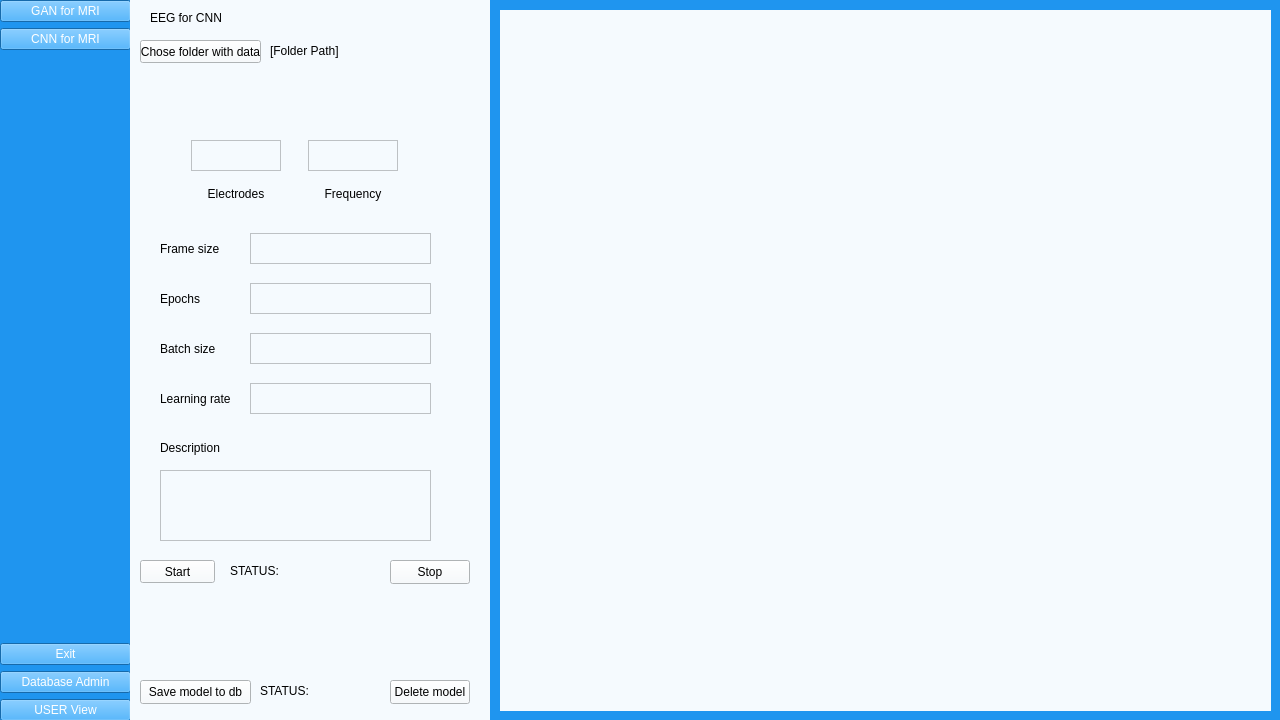
Qt form UI/aUI_projekt_EEG.ui (matimusial/ADHDPredictorApp) before a commit.
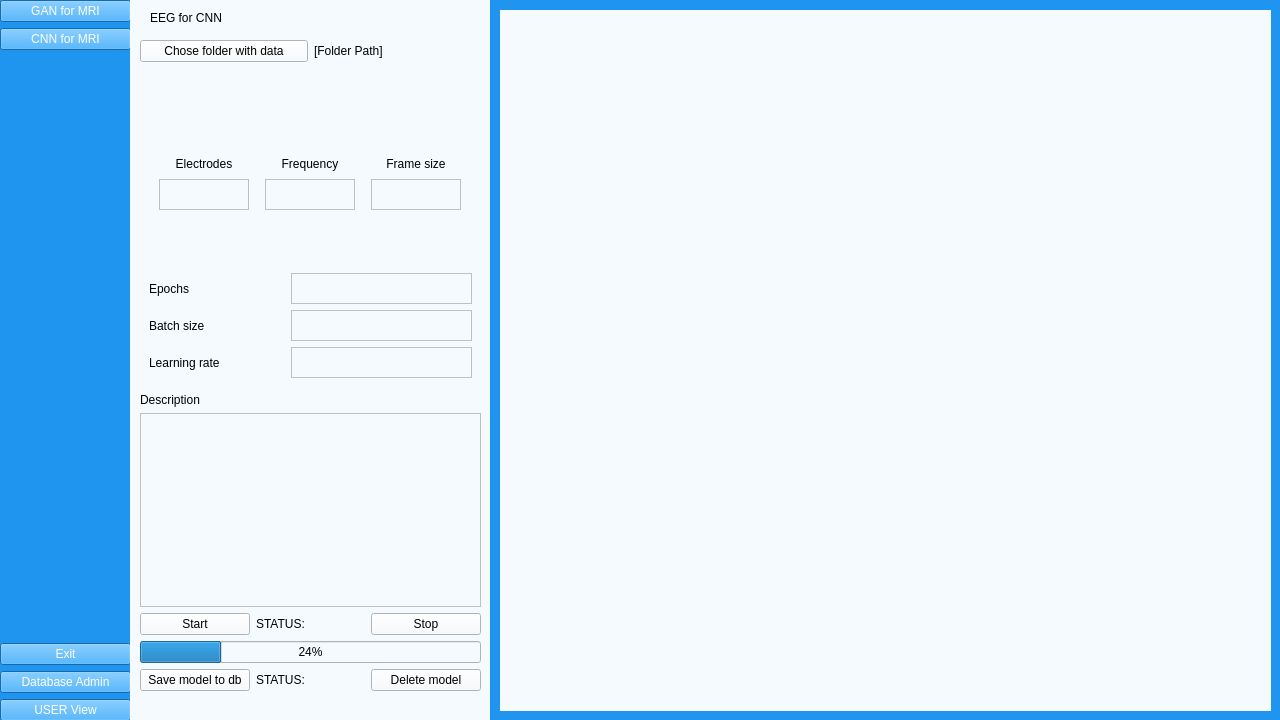
The same form after that commit. Icons and pictures are not drawn.

What changed in the file:
```diff
--- a/UI/aUI_projekt_EEG.ui
+++ b/UI/aUI_projekt_EEG.ui
@@ -154,58 +154,197 @@
       </property>
      </widget>
     </widget>
-    <widget class="QPushButton" name="startButton">
+    <widget class="QLabel" name="window_name">
+     <property name="geometry">
+      <rect>
+       <x>20</x>
+       <y>10</y>
+       <width>271</width>
+       <height>16</height>
+      </rect>
+     </property>
+     <property name="text">
+      <string>EEG for CNN</string>
+     </property>
+     <property name="scaledContents">
+      <bool>false</bool>
+     </property>
+    </widget>
+    <widget class="QLabel" name="more_info_dump">
+     <property name="geometry">
+      <rect>
+       <x>20</x>
+       <y>590</y>
+       <width>321</width>
+       <height>71</height>
+      </rect>
+     </property>
+     <property name="text">
+      <string/>
+     </property>
+     <property name="alignment">
+      <set>Qt::AlignLeading|Qt::AlignLeft|Qt::AlignTop</set>
+     </property>
+    </widget>
+    <widget class="QWidget" name="">
      <property name="geometry">
       <rect>
        <x>10</x>
-       <y>560</y>
-       <width>75</width>
-       <height>23</height>
+       <y>40</y>
+       <width>341</width>
+       <height>651</height>
       </rect>
      </property>
+     <layout class="QVBoxLayout" name="verticalLayout_7">
+      <item>
+       <layout class="QHBoxLayout" name="horizontalLayout_7">
+        <item>
+         <widget class="QPushButton" name="folder_explore">
      <property name="text">
-      <string>Start</string>
-     </property>
-    </widget>
+           <string>Chose folder with data</string>
+          </property>
+         </widget>
+        </item>
+        <item>
+         <widget class="QLabel" name="path_label">
+          <property name="text">
+           <string>[Folder Path]</string>
+          </property>
+         </widget>
+        </item>
+       </layout>
+      </item>
+      <item>
+       <widget class="QLabel" name="info_dump">
+        <property name="text">
+         <string/>
+        </property>
+       </widget>
+      </item>
+      <item>
+       <layout class="QVBoxLayout" name="verticalLayout_6">
+        <item>
     <widget class="QWidget" name="widget_2" native="true">
-     <property name="geometry">
-      <rect>
-       <x>30</x>
-       <y>220</y>
-       <width>271</width>
-       <height>211</height>
-      </rect>
-     </property>
      <layout class="QVBoxLayout" name="verticalLayout_4">
+           <item>
+            <spacer name="verticalSpacer_2">
+             <property name="orientation">
+              <enum>Qt::Vertical</enum>
+             </property>
+             <property name="sizeHint" stdset="0">
+              <size>
+               <width>20</width>
+               <height>40</height>
+              </size>
+             </property>
+            </spacer>
+           </item>
       <item>
        <layout class="QHBoxLayout" name="horizontalLayout_4">
         <item>
+              <layout class="QGridLayout" name="gridLayout_3">
+               <item row="0" column="0">
+                <widget class="QLabel" name="electrodes">
+                 <property name="text">
+                  <string>Electrodes</string>
+                 </property>
+                 <property name="alignment">
+                  <set>Qt::AlignCenter</set>
+                 </property>
+                </widget>
+               </item>
+               <item row="1" column="0">
+                <widget class="QTextEdit" name="textEdit_electrodes">
+                 <property name="minimumSize">
+                  <size>
+                   <width>90</width>
+                   <height>31</height>
+                  </size>
+                 </property>
+                 <property name="maximumSize">
+                  <size>
+                   <width>90</width>
+                   <height>31</height>
+                  </size>
+                 </property>
+                </widget>
+               </item>
+              </layout>
+             </item>
+             <item>
+              <layout class="QGridLayout" name="gridLayout">
+               <item row="0" column="0">
+                <widget class="QLabel" name="frequency">
+                 <property name="text">
+                  <string>Frequency</string>
+                 </property>
+                 <property name="alignment">
+                  <set>Qt::AlignCenter</set>
+                 </property>
+                </widget>
+               </item>
+               <item row="1" column="0">
+                <widget class="QTextEdit" name="textEdit_frequency">
+                 <property name="minimumSize">
+                  <size>
+                   <width>90</width>
+                   <height>31</height>
+                  </size>
+                 </property>
+                 <property name="maximumSize">
+                  <size>
+                   <width>90</width>
+                   <height>31</height>
+                  </size>
+                 </property>
+                </widget>
+               </item>
+              </layout>
+             </item>
+             <item>
+              <layout class="QGridLayout" name="gridLayout_2">
+               <item row="0" column="0">
          <widget class="QLabel" name="frame_size">
           <property name="text">
            <string>Frame size</string>
           </property>
           <property name="alignment">
-           <set>Qt::AlignLeading|Qt::AlignLeft|Qt::AlignVCenter</set>
+                  <set>Qt::AlignCenter</set>
           </property>
          </widget>
         </item>
-        <item>
+               <item row="1" column="0">
          <widget class="QTextEdit" name="textEdit_frame_size">
           <property name="minimumSize">
            <size>
-            <width>181</width>
+                   <width>90</width>
             <height>31</height>
            </size>
           </property>
           <property name="maximumSize">
            <size>
-            <width>181</width>
+                   <width>90</width>
             <height>31</height>
            </size>
           </property>
          </widget>
         </item>
        </layout>
+             </item>
+            </layout>
+           </item>
+           <item>
+            <spacer name="verticalSpacer_3">
+             <property name="orientation">
+              <enum>Qt::Vertical</enum>
+             </property>
+             <property name="sizeHint" stdset="0">
+              <size>
+               <width>20</width>
+               <height>40</height>
+              </size>
+             </property>
+            </spacer>
       </item>
       <item>
        <layout class="QHBoxLayout" name="horizontalLayout">
@@ -290,228 +429,85 @@
       </item>
      </layout>
     </widget>
-    <widget class="QPushButton" name="folder_explore">
-     <property name="geometry">
-      <rect>
-       <x>10</x>
-       <y>40</y>
-       <width>121</width>
-       <height>23</height>
-      </rect>
-     </property>
-     <property name="text">
-      <string>Chose folder with data</string>
-     </property>
-    </widget>
-    <widget class="QLabel" name="path_label">
-     <property name="geometry">
-      <rect>
-       <x>140</x>
-       <y>40</y>
-       <width>211</width>
-       <height>21</height>
-      </rect>
-     </property>
-     <property name="text">
-      <string>[Folder Path]</string>
-     </property>
-    </widget>
-    <widget class="QWidget" name="gridLayoutWidget">
-     <property name="geometry">
-      <rect>
-       <x>40</x>
-       <y>140</y>
-       <width>251</width>
-       <height>71</height>
-      </rect>
-     </property>
-     <layout class="QGridLayout" name="gridLayout">
-      <item row="1" column="0">
-       <widget class="QLabel" name="electrodes">
-        <property name="text">
-         <string>Electrodes</string>
-        </property>
-        <property name="alignment">
-         <set>Qt::AlignCenter</set>
-        </property>
-       </widget>
-      </item>
-      <item row="0" column="0">
-       <widget class="QTextEdit" name="textEdit_electrodes">
-        <property name="minimumSize">
-         <size>
-          <width>90</width>
-          <height>31</height>
-         </size>
-        </property>
-        <property name="maximumSize">
-         <size>
-          <width>90</width>
-          <height>31</height>
-         </size>
-        </property>
-       </widget>
-      </item>
-      <item row="1" column="2">
-       <widget class="QLabel" name="frequency">
-        <property name="text">
-         <string>Frequency</string>
-        </property>
-        <property name="alignment">
-         <set>Qt::AlignCenter</set>
-        </property>
-       </widget>
-      </item>
-      <item row="0" column="2">
-       <widget class="QTextEdit" name="textEdit_frequency">
-        <property name="minimumSize">
-         <size>
-          <width>90</width>
-          <height>31</height>
-         </size>
-        </property>
-        <property name="maximumSize">
-         <size>
-          <width>90</width>
-          <height>31</height>
-         </size>
-        </property>
-       </widget>
-      </item>
-     </layout>
-    </widget>
-    <widget class="QLabel" name="window_name">
-     <property name="geometry">
-      <rect>
-       <x>20</x>
-       <y>10</y>
-       <width>271</width>
-       <height>16</height>
-      </rect>
-     </property>
-     <property name="text">
-      <string>EEG for CNN</string>
-     </property>
-     <property name="scaledContents">
-      <bool>false</bool>
-     </property>
-    </widget>
-    <widget class="QLabel" name="info_dump">
-     <property name="geometry">
-      <rect>
-       <x>20</x>
-       <y>70</y>
-       <width>291</width>
-       <height>61</height>
-      </rect>
-     </property>
-     <property name="text">
-      <string/>
-     </property>
-    </widget>
-    <widget class="QTextEdit" name="model_description">
-     <property name="geometry">
-      <rect>
-       <x>30</x>
-       <y>470</y>
-       <width>271</width>
-       <height>71</height>
-      </rect>
-     </property>
-    </widget>
+        </item>
+        <item>
+         <layout class="QVBoxLayout" name="verticalLayout_5">
+          <item>
     <widget class="QLabel" name="desc_label">
-     <property name="geometry">
-      <rect>
-       <x>30</x>
-       <y>440</y>
-       <width>91</width>
-       <height>16</height>
-      </rect>
-     </property>
      <property name="text">
       <string>Description</string>
      </property>
     </widget>
+          </item>
+          <item>
+           <widget class="QTextEdit" name="model_description"/>
+          </item>
+          <item>
+           <layout class="QVBoxLayout" name="verticalLayout_3">
+            <item>
+             <layout class="QHBoxLayout" name="horizontalLayout_5">
+              <item>
+               <widget class="QPushButton" name="startButton">
+                <property name="text">
+                 <string>Start</string>
+                </property>
+               </widget>
+              </item>
+              <item>
+               <widget class="QLabel" name="status_label">
+                <property name="text">
+                 <string>STATUS:</string>
+                </property>
+               </widget>
+              </item>
+              <item>
     <widget class="QPushButton" name="stopButton">
-     <property name="geometry">
-      <rect>
-       <x>260</x>
-       <y>560</y>
-       <width>80</width>
-       <height>24</height>
-      </rect>
-     </property>
      <property name="text">
       <string>Stop</string>
      </property>
     </widget>
-    <widget class="QLabel" name="status_label">
-     <property name="geometry">
-      <rect>
-       <x>100</x>
-       <y>560</y>
-       <width>151</width>
-       <height>21</height>
-      </rect>
-     </property>
-     <property name="text">
-      <string>STATUS:</string>
-     </property>
-    </widget>
-    <widget class="QLabel" name="more_info_dump">
-     <property name="geometry">
-      <rect>
-       <x>20</x>
-       <y>590</y>
-       <width>321</width>
-       <height>71</height>
-      </rect>
-     </property>
-     <property name="text">
-      <string/>
-     </property>
-     <property name="alignment">
-      <set>Qt::AlignLeading|Qt::AlignLeft|Qt::AlignTop</set>
-     </property>
-    </widget>
+              </item>
+             </layout>
+            </item>
+            <item>
+             <widget class="QProgressBar" name="progressBar">
+              <property name="value">
+               <number>24</number>
+              </property>
+             </widget>
+            </item>
+            <item>
+             <layout class="QHBoxLayout" name="horizontalLayout_6">
+              <item>
     <widget class="QPushButton" name="pushButton">
-     <property name="geometry">
-      <rect>
-       <x>10</x>
-       <y>680</y>
-       <width>111</width>
-       <height>24</height>
-      </rect>
-     </property>
      <property name="text">
       <string>Save model to db</string>
      </property>
     </widget>
+              </item>
+              <item>
+               <widget class="QLabel" name="db_status">
+                <property name="text">
+                 <string>STATUS:</string>
+                </property>
+               </widget>
+              </item>
+              <item>
     <widget class="QPushButton" name="pushButton_2">
-     <property name="geometry">
-      <rect>
-       <x>260</x>
-       <y>680</y>
-       <width>80</width>
-       <height>24</height>
-      </rect>
-     </property>
      <property name="text">
       <string>Delete model</string>
      </property>
     </widget>
-    <widget class="QLabel" name="db_status">
-     <property name="geometry">
-      <rect>
-       <x>130</x>
-       <y>680</y>
-       <width>111</width>
-       <height>21</height>
-      </rect>
-     </property>
-     <property name="text">
-      <string>STATUS:</string>
-     </property>
+              </item>
+             </layout>
+            </item>
+           </layout>
+          </item>
+         </layout>
+        </item>
+       </layout>
+      </item>
+     </layout>
     </widget>
    </widget>
   </widget>
```
Lines whose indentation alone changed are shown as unchanged.
